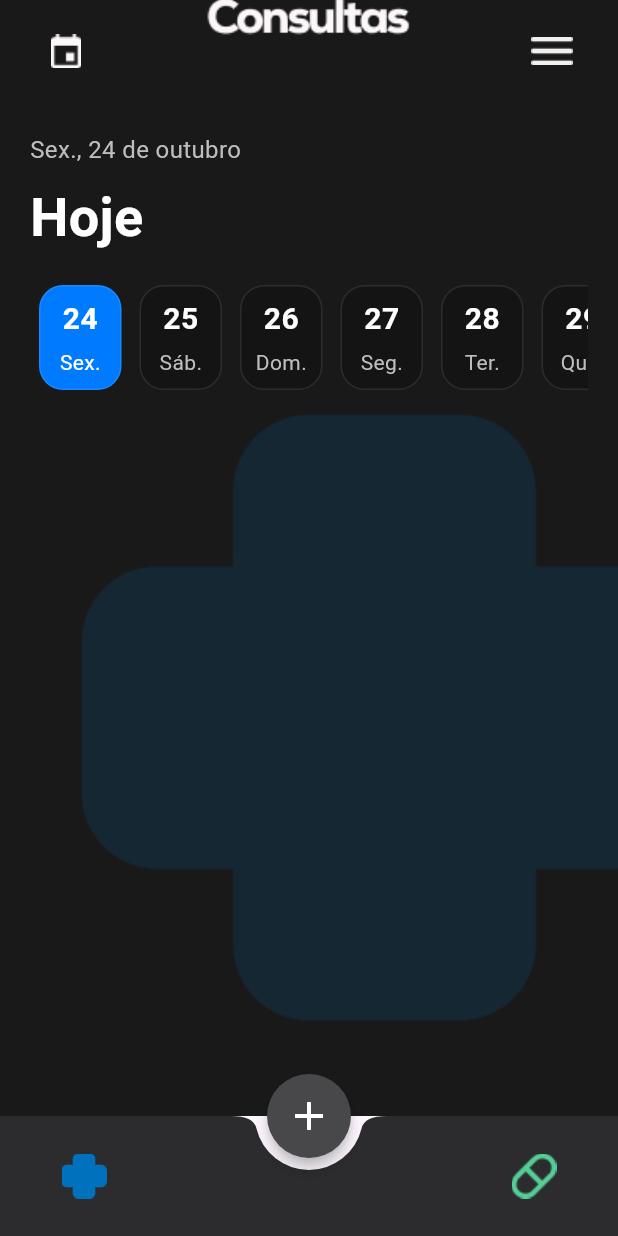
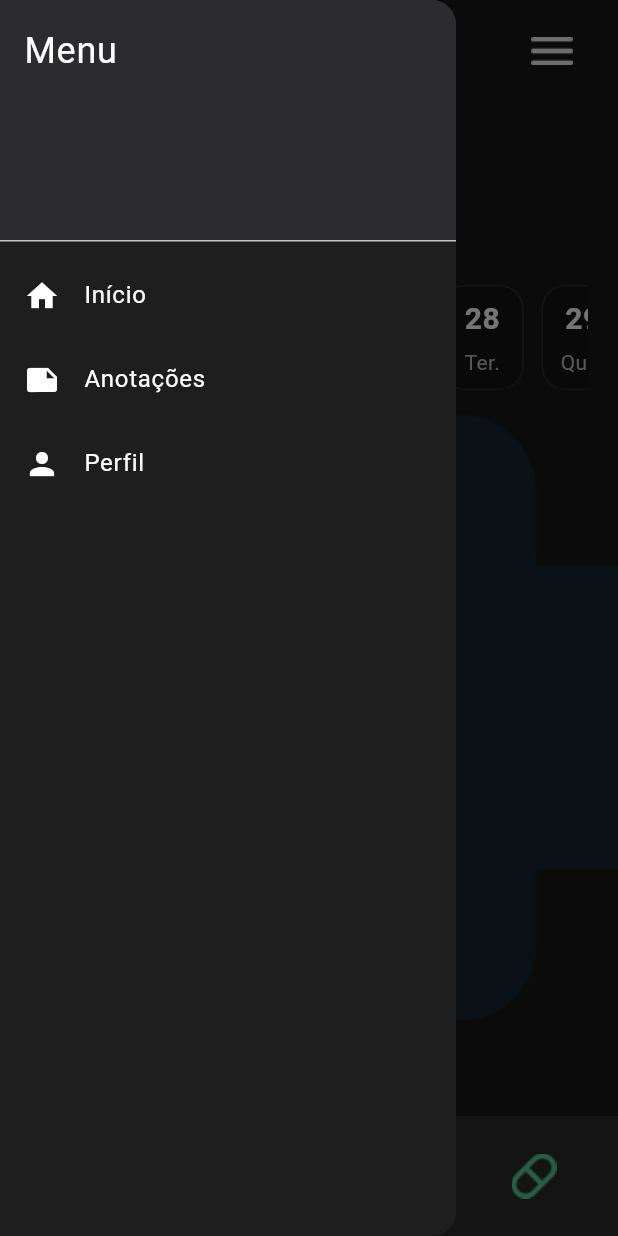
Before and after one commit to guivconB/mandaily, a Flutter app: the TelaConsulta screen opened directly, with the side drawer open (before the commit the screen has no drawer), on a phone screen of 412 x 824 dp. Run offline on Flutter 3.47's test engine with Material 3 defaults, Android fonts, the phone set to English and light mode, and no system bars; our stand-ins replace google_fonts, table_calendar.

Commit message:
Barra lateral

```diff
--- a/lib/home/tela_consulta.dart
+++ b/lib/home/tela_consulta.dart
@@ -3,7 +3,7 @@ import 'package:intl/intl.dart';
 import 'package:intl/date_symbol_data_local.dart';
 import 'package:mandaily/home/remedios/adicionar_remedio.dart';
 import 'package:mandaily/home/remedios/tela_remedio.dart';
-import 'package:mandaily/calendar_screen.dart'; // 1. Importe a nova tela
+import 'package:mandaily/calendar_screen.dart';
 
 class TelaConsulta extends StatefulWidget {
   const TelaConsulta({super.key});
@@ -13,6 +13,9 @@ class TelaConsulta extends StatefulWidget {
 }
 
 class _TelaConsultaState extends State<TelaConsulta> {
+  // 1. Crie uma GlobalKey para o Scaffold
+  final GlobalKey<ScaffoldState> _scaffoldKey = GlobalKey<ScaffoldState>();
+
   late DateTime _selectedDate;
   final List<DateTime> _diasDoMes = [];
 
@@ -32,7 +35,60 @@ class _TelaConsultaState extends State<TelaConsulta> {
   @override
   Widget build(BuildContext context) {
     return Scaffold(
-      // A estrutura principal da tela (body) continua a mesma
+      // 2. Associe a key ao Scaffold
+      key: _scaffoldKey,
+
+      // 3. Adicione o Drawer (o menu lateral)
+      drawer: Drawer(
+        backgroundColor: const Color(0xFF1E1E1E), // Cor de fundo do menu
+        child: ListView(
+          padding: EdgeInsets.zero,
+          children: <Widget>[
+            // Cabeçalho do Drawer (opcional, mas recomendado)
+            const DrawerHeader(
+              decoration: BoxDecoration(
+                color: Color(0xFF2C2C2E),
+              ),
+              child: Text(
+                'Menu',
+                style: TextStyle(
+                  color: Colors.white,
+                  fontSize: 24,
+                ),
+              ),
+            ),
+            // Item 1 do Menu
+            ListTile(
+              leading: const Icon(Icons.home, color: Colors.white),
+              title: const Text('Início', style: TextStyle(color: Colors.white)),
+              onTap: () {
+                // Navegar para a tela inicial ou fechar o drawer
+                Navigator.pop(context);
+              },
+            ),
+            // Item 2 do Menu
+            ListTile(
+              leading: const Icon(Icons.note, color: Colors.white),
+              title: const Text('Anotações', style: TextStyle(color: Colors.white)),
+              onTap: () {
+                // Ação para o item
+                Navigator.pop(context); // Fecha o drawer após o clique
+              },
+            ),
+            // Item 3 do Menu
+            ListTile(
+              leading: const Icon(Icons.person, color: Colors.white),
+              title: const Text('Perfil', style: TextStyle(color: Colors.white)),
+              onTap: () {
+                // Ação para o item
+                Navigator.pop(context);
+              },
+            ),
+            // Adicione mais seções (ListTile) aqui
+          ],
+        ),
+      ),
+
       body: Container(
         decoration: const BoxDecoration(
           image: DecorationImage(
@@ -53,7 +109,6 @@ class _TelaConsultaState extends State<TelaConsulta> {
                   children: [
                     IconButton(
                       icon: Image.asset('lib/assets/images/iconcalendar.png', width: 28, height: 28),
-                      // 2. Modifique o onPressed para navegar
                       onPressed: () {
                         Navigator.push(
                           context,
@@ -63,7 +118,10 @@ class _TelaConsultaState extends State<TelaConsulta> {
                     ),
                     IconButton(
                       icon: Image.asset('lib/assets/images/icon3barras.png', width: 28, height: 28),
-                      onPressed: () => print('Botão de Menu pressionado!'),
+                      // 4. Modifique o onPressed para abrir o Drawer
+                      onPressed: () {
+                        _scaffoldKey.currentState?.openDrawer();
+                      },
                     ),
                   ],
                 ),
@@ -140,9 +198,7 @@ class _TelaConsultaState extends State<TelaConsulta> {
         ),
       ),
 
-      // --- INÍCIO DA NOVA SEÇÃO DE BOTÕES FLUTUANTES ---
-
-      // 1. O Botão de Ação Flutuante Principal (o do meio)
+      // --- O RESTANTE DO SEU CÓDIGO (floatingActionButton, bottomNavigationBar) PERMANECE O MESMO ---
       floatingActionButton: FloatingActionButton(
         onPressed: () {
           Navigator.push(
@@ -151,42 +207,32 @@ class _TelaConsultaState extends State<TelaConsulta> {
           );
         },
 
-        backgroundColor: const Color(0xFF48484A), // Cinza escuro, como na imagem
-        elevation: 4.0, // Uma pequena sombra para dar profundidade
-        shape: const CircleBorder(), // Garante que ele seja perfeitamente redondo
+        backgroundColor: const Color(0xFF48484A),
+        elevation: 4.0,
+        shape: const CircleBorder(),
         child: const Icon(
           Icons.add,
           color: Colors.white,
           size: 32,
         ),
       ),
-
-      // 2. A localização do botão principal
       floatingActionButtonLocation: FloatingActionButtonLocation.centerDocked,
-
-      // 3. A barra inferior que segura os botões laterais
       bottomNavigationBar: BottomAppBar(
-        color: const Color(0xFF2C2C2E), // Cor da barra inferior
-        shape: const CircularNotchedRectangle(), // Cria o "entalhe" para o botão central
-        notchMargin: 8.0, // O espaço entre o botão e a barra
+        color: const Color(0xFF2C2C2E),
+        shape: const CircularNotchedRectangle(),
+        notchMargin: 8.0,
         child: Padding(
           padding: const EdgeInsets.symmetric(horizontal: 16.0),
           child: Row(
             mainAxisAlignment: MainAxisAlignment.spaceBetween,
             children: <Widget>[
-              // --- BOTÃO DA ESQUERDA (MODIFICADO) ---
               IconButton(
-                // Substituímos o Icon por Image.asset
-                // **IMPORTANTE**: Coloque o caminho correto da sua imagem aqui!
                 icon: Image.asset('lib/assets/images/iconesaude.png', width: 30, height: 30),
                 onPressed: () {
                   print('Botão da esquerda pressionado!');
                 },
               ),
-              // --- BOTÃO DA DIREITA (MODIFICADO) ---
               IconButton(
-                // Substituímos o Icon por Image.asset
-                // **IMPORTANTE**: Coloque o caminho correto da sua imagem aqui!
                 icon: Image.asset('lib/assets/images/iconpilula.png', width: 30, height: 30),
                 onPressed: () {
                   Navigator.push(
@@ -200,7 +246,6 @@ class _TelaConsultaState extends State<TelaConsulta> {
           ),
         ),
       ),
-      // --- FIM DA SEÇÃO ---
     );
   }
 }
```
